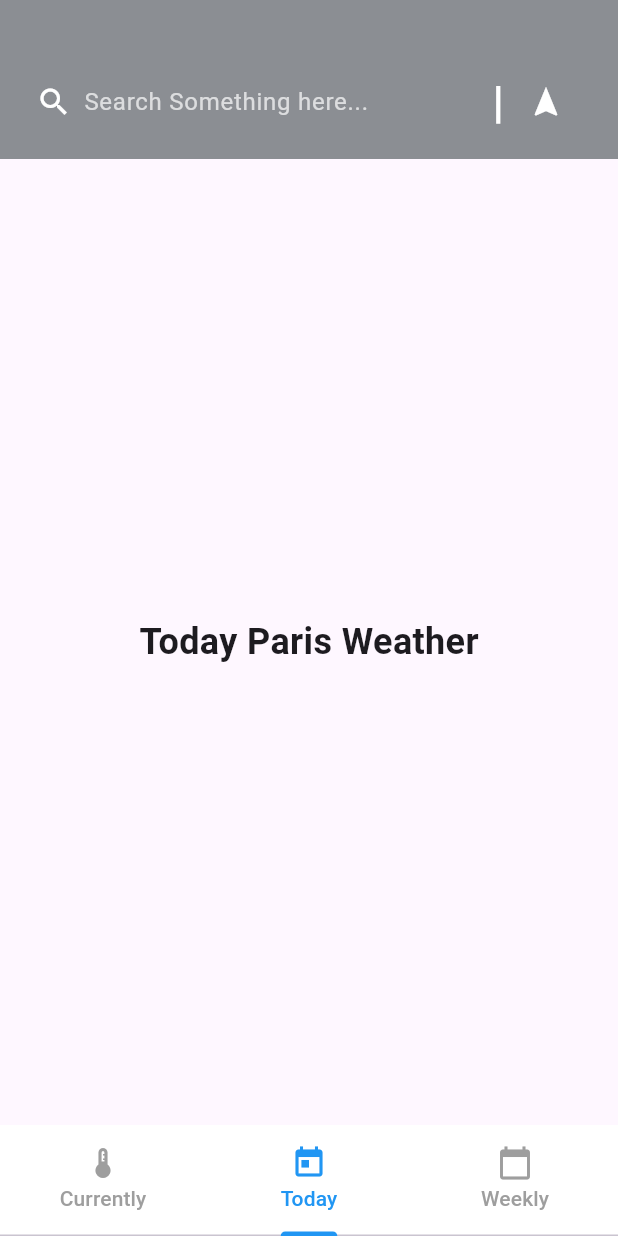
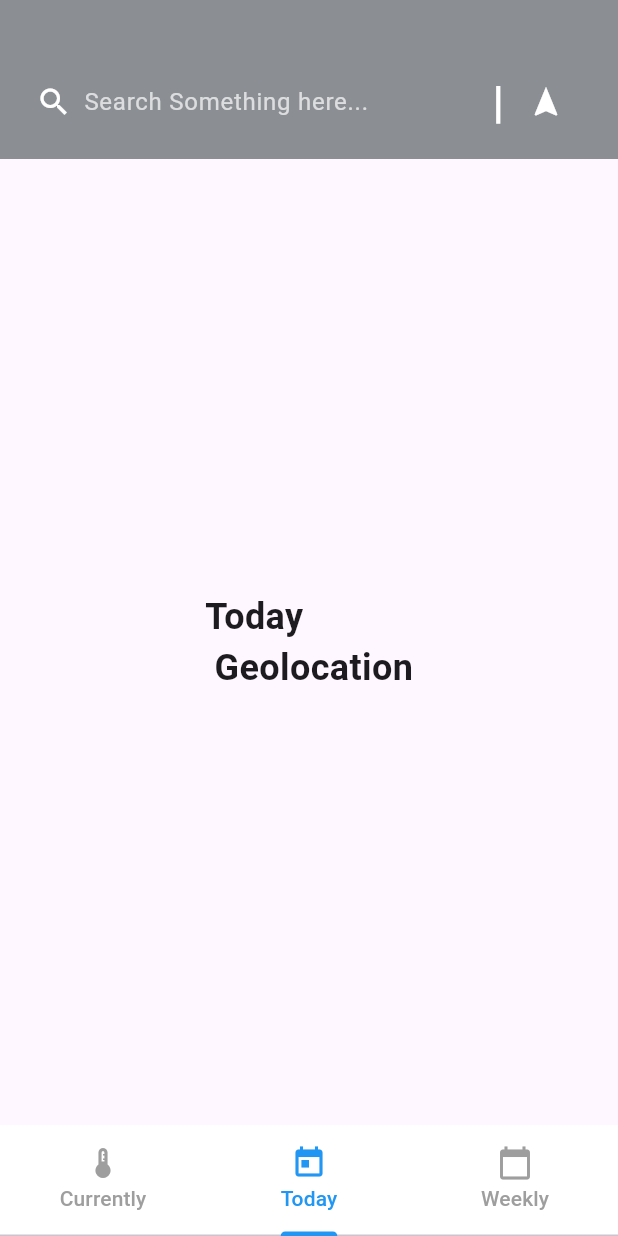
Before and after one commit to pamone74/Level6, a Flutter app: the screen it shows after launch, item 2 of the bottom bar chosen, after a tap on the "navigation" icon, on a phone screen of 412 x 824 dp. Run offline on Flutter 3.47's test engine with Material 3 defaults, Android fonts, the phone set to English and light mode, and no system bars; our stand-ins replace math_expressions.

Commit message:
Modified mondule02

```diff
--- a/MOB 111/mobileModule01/weather_app/lib/screens/currently_screen.dart
+++ b/MOB 111/mobileModule01/weather_app/lib/screens/currently_screen.dart
@@ -4,12 +4,13 @@ import 'package:flutter/material.dart';
 import 'package:weather_app/widgets/global.dart';
 
 class CurrentWeather extends StatelessWidget {
-  const CurrentWeather({super.key});
+  final String location;
+  const CurrentWeather({super.key, required this.location});
 
   @override
   Widget build(BuildContext context) {
     return Container(
-      child: CenteredText('Current Paris Weather'),
+      child: CenteredText('Current', this.location),
     );
   }
 }
--- a/MOB 111/mobileModule01/weather_app/lib/screens/today_screen.dart
+++ b/MOB 111/mobileModule01/weather_app/lib/screens/today_screen.dart
@@ -1,12 +1,13 @@
 import 'package:flutter/material.dart';
 import 'package:weather_app/widgets/global.dart';
 class TodayWeather extends StatelessWidget {
-  const TodayWeather({super.key});
+  final String location;
+  const TodayWeather({super.key, required this.location});
 
   @override
   Widget build(BuildContext context) {
     return Container(
-      child: CenteredText( 'Today Paris Weather'),
+      child: CenteredText( 'Today', this.location),
     );
   }
 }
--- a/MOB 111/mobileModule01/weather_app/lib/screens/weekly_screen.dart
+++ b/MOB 111/mobileModule01/weather_app/lib/screens/weekly_screen.dart
@@ -2,12 +2,13 @@ import 'package:flutter/material.dart';
 import 'package:weather_app/widgets/global.dart';
 
 class WeeklyWeather extends StatelessWidget {
-  const WeeklyWeather({super.key});
+  final String location;
+  const WeeklyWeather({super.key, required this.location});
 
   @override
   Widget build(BuildContext context) {
     return Container(
-      child: CenteredText('Weekly Paris Weather'),
+      child: CenteredText('Weekly', location),
     );
   }
 }
--- a/MOB 111/mobileModule01/weather_app/lib/widgets/display.dart
+++ b/MOB 111/mobileModule01/weather_app/lib/widgets/display.dart
@@ -4,13 +4,32 @@ import 'package:weather_app/screens/currently_screen.dart';
 import 'package:weather_app/screens/today_screen.dart';
 import 'package:weather_app/screens/weekly_screen.dart';
 
-class DisplayWidget extends StatelessWidget {
+class DisplayWidget extends StatefulWidget {
   const DisplayWidget({super.key});
 
   @override
+  State<DisplayWidget> createState() => _DisplayWidgetState();
+}
+
+class _DisplayWidgetState extends State<DisplayWidget> {
+  String location = "";
+  TextEditingController _query = TextEditingController();
+
+  @override
+  void initState()
+  {
+    super.initState();
+    _query = TextEditingController();
+  }
+
+  @override
+  void dispose(){
+    _query.dispose();
+    super.dispose();
+  }
+  @override
   Widget build(BuildContext context) {
     SystemChrome.setEnabledSystemUIMode(SystemUiMode.immersiveSticky);
-
     return DefaultTabController(
       length: 3,
       child: Scaffold(
@@ -21,6 +40,12 @@ class DisplayWidget extends StatelessWidget {
             child: Padding(
               padding: const EdgeInsets.fromLTRB(16, 0, 16, 10),
               child: SearchBar(
+                controller:_query,
+                onSubmitted: (value) {
+                  setState(() {
+                    location = _query.text.trim();
+                  });
+                },
                 backgroundColor: WidgetStateProperty.all(
                   const Color.fromARGB(255, 139, 142, 147),
                 ),
@@ -50,7 +75,9 @@ class DisplayWidget extends StatelessWidget {
                   IconButton(
                     icon: const Icon(Icons.navigation, color: Colors.white),
                     onPressed: () {
-                      // Add location fetching logic here
+                      setState(() {
+                        location = "Geolocation";
+                      });
                     },
                   ),
                 ],
@@ -60,9 +87,9 @@ class DisplayWidget extends StatelessWidget {
         ),
         body:  TabBarView(
             children: [
-              CurrentWeather(),
-              TodayWeather(),
-              WeeklyWeather(),
+              CurrentWeather(location: location),
+              TodayWeather(location: location),
+              WeeklyWeather(location: location),
             ],
           ),
         bottomNavigationBar: const Material(
--- a/MOB 111/mobileModule01/weather_app/lib/widgets/global.dart
+++ b/MOB 111/mobileModule01/weather_app/lib/widgets/global.dart
@@ -4,10 +4,11 @@ TextStyle HeadingStyle = const TextStyle(
   fontSize: 24,
   fontWeight: FontWeight.bold,
 );
-Widget CenteredText(String text) {
+Widget CenteredText(String text, String location) {
+  // String data = text + location;
   return Center(
     child: Text(
-      text,
+      '$text \n $location',
       style: HeadingStyle,
     ),
   );
```
Also changed, not shown: MOB 111/mobileModule01/weather_app/pubspec.lock.
